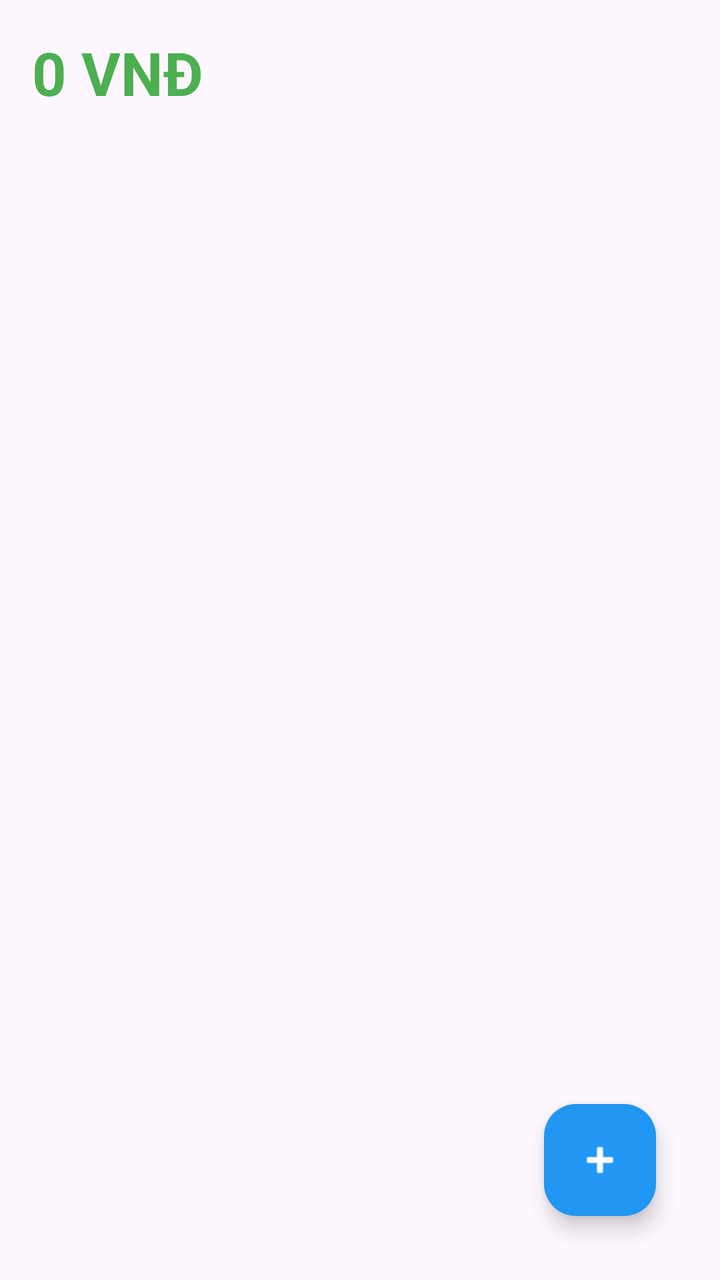
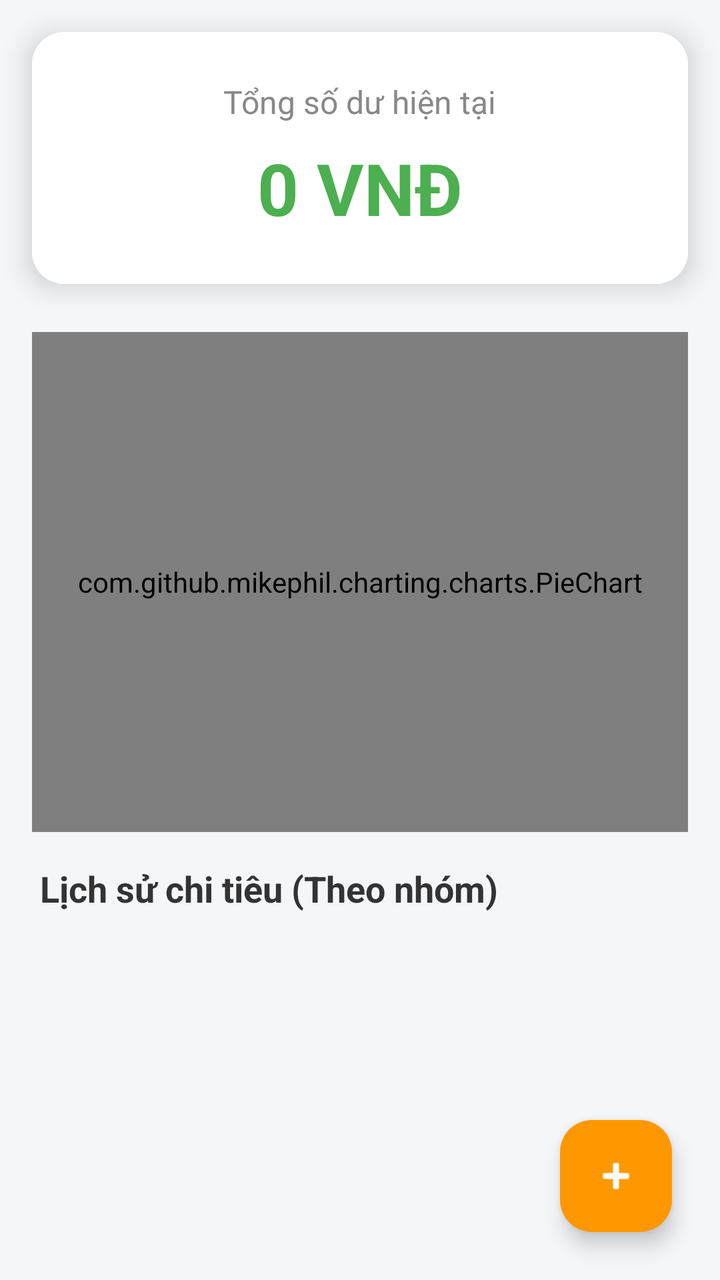

Compare the two renders of this Android layout. The source of the first and the diff that turns it into the second are given below.
<!-- AndroidManifest.xml: application theme Theme.QuanLyChiTieu -->
<!-- res/layout/activity_main.xml -->
<?xml version="1.0" encoding="utf-8"?>
<RelativeLayout xmlns:android="http://schemas.android.com/apk/res/android"
    xmlns:app="http://schemas.android.com/apk/res-auto"
    android:layout_width="match_parent"
    android:layout_height="match_parent"
    android:padding="16dp">

    <TextView
        android:id="@+id/tvTotalBalance"
        android:layout_width="wrap_content"
        android:layout_height="wrap_content"
        android:text="0 VNĐ"
        android:textSize="30sp"
        android:textColor="#4CAF50"
        android:textStyle="bold"
        android:layout_marginBottom="16dp" />

    <androidx.recyclerview.widget.RecyclerView
        android:id="@+id/rvTransactions"
        android:layout_width="match_parent"
        android:layout_height="match_parent"
        android:layout_below="@id/tvTotalBalance"
        android:layout_above="@+id/fabAdd"
        android:layout_marginTop="10dp" />

    <com.google.android.material.floatingactionbutton.FloatingActionButton
        android:id="@+id/fabAdd"
        android:layout_width="wrap_content"
        android:layout_height="wrap_content"
        android:layout_alignParentEnd="true"
        android:layout_alignParentBottom="true"
        android:layout_margin="16dp"
        android:src="@android:drawable/ic_input_add"
        app:backgroundTint="#2196F3"
        app:tint="@android:color/white" />

</RelativeLayout>
<!-- resources referenced by this layout -->
<resources>
  <style name="Theme.QuanLyChiTieu" parent="Base.Theme.QuanLyChiTieu" />
  <style name="Base.Theme.QuanLyChiTieu" parent="Theme.Material3.DayNight.NoActionBar">
          
          
      </style>
</resources>

<!-- the commit's change to res/layout/activity_main.xml (unified diff, before → after) -->
@@ -3,25 +3,71 @@
     xmlns:app="http://schemas.android.com/apk/res-auto"
     android:layout_width="match_parent"
     android:layout_height="match_parent"
-    android:padding="16dp">
+    android:background="#F5F6F8">
+
+    <androidx.cardview.widget.CardView
+        android:id="@+id/cardBalance"
+        android:layout_width="match_parent"
+        android:layout_height="wrap_content"
+        android:layout_margin="16dp"
+        app:cardCornerRadius="16dp"
+        app:cardElevation="8dp">
+
+        <LinearLayout
+            android:layout_width="match_parent"
+            android:layout_height="wrap_content"
+            android:orientation="vertical"
+            android:background="@android:color/white"
+            android:padding="24dp"
+            android:gravity="center">
+
+            <TextView
+                android:layout_width="wrap_content"
+                android:layout_height="wrap_content"
+                android:text="Tổng số dư hiện tại"
+                android:textColor="#888888"
+                android:textSize="16sp"/>
+
+            <TextView
+                android:id="@+id/tvTotalBalance"
+                android:layout_width="wrap_content"
+                android:layout_height="wrap_content"
+                android:text="0 VNĐ"
+                android:textColor="#4CAF50"
+                android:textSize="36sp"
+                android:textStyle="bold"
+                android:layout_marginTop="8dp"/>
+        </LinearLayout>
+    </androidx.cardview.widget.CardView>
+
+    <com.github.mikephil.charting.charts.PieChart
+        android:id="@+id/pieChart"
+        android:layout_width="match_parent"
+        android:layout_height="250dp"
+        android:layout_below="@id/cardBalance"
+        android:layout_marginTop="8dp"
+        android:layout_marginHorizontal="16dp"/>
 
     <TextView
-        android:id="@+id/tvTotalBalance"
+        android:id="@+id/tvHistoryLabel"
         android:layout_width="wrap_content"
         android:layout_height="wrap_content"
-        android:text="0 VNĐ"
-        android:textSize="30sp"
-        android:textColor="#4CAF50"
+        android:layout_below="@id/pieChart"
+        android:layout_marginStart="20dp"
+        android:layout_marginTop="16dp"
+        android:text="Lịch sử chi tiêu (Theo nhóm)"
         android:textStyle="bold"
-        android:layout_marginBottom="16dp" />
+        android:textSize="18sp"
+        android:textColor="#333333"/>
 
     <androidx.recyclerview.widget.RecyclerView
         android:id="@+id/rvTransactions"
         android:layout_width="match_parent"
         android:layout_height="match_parent"
-        android:layout_below="@id/tvTotalBalance"
-        android:layout_above="@+id/fabAdd"
-        android:layout_marginTop="10dp" />
+        android:layout_below="@id/tvHistoryLabel"
+        android:layout_marginTop="8dp"
+        android:clipToPadding="false"
+        android:paddingBottom="80dp" />
 
     <com.google.android.material.floatingactionbutton.FloatingActionButton
         android:id="@+id/fabAdd"
@@ -29,9 +75,10 @@
         android:layout_height="wrap_content"
         android:layout_alignParentEnd="true"
         android:layout_alignParentBottom="true"
-        android:layout_margin="16dp"
+        android:layout_margin="24dp"
         android:src="@android:drawable/ic_input_add"
-        app:backgroundTint="#2196F3"
-        app:tint="@android:color/white" />
+        app:backgroundTint="#FF9800"
+        app:tint="@android:color/white"
+        app:elevation="6dp" />
 
 </RelativeLayout>
